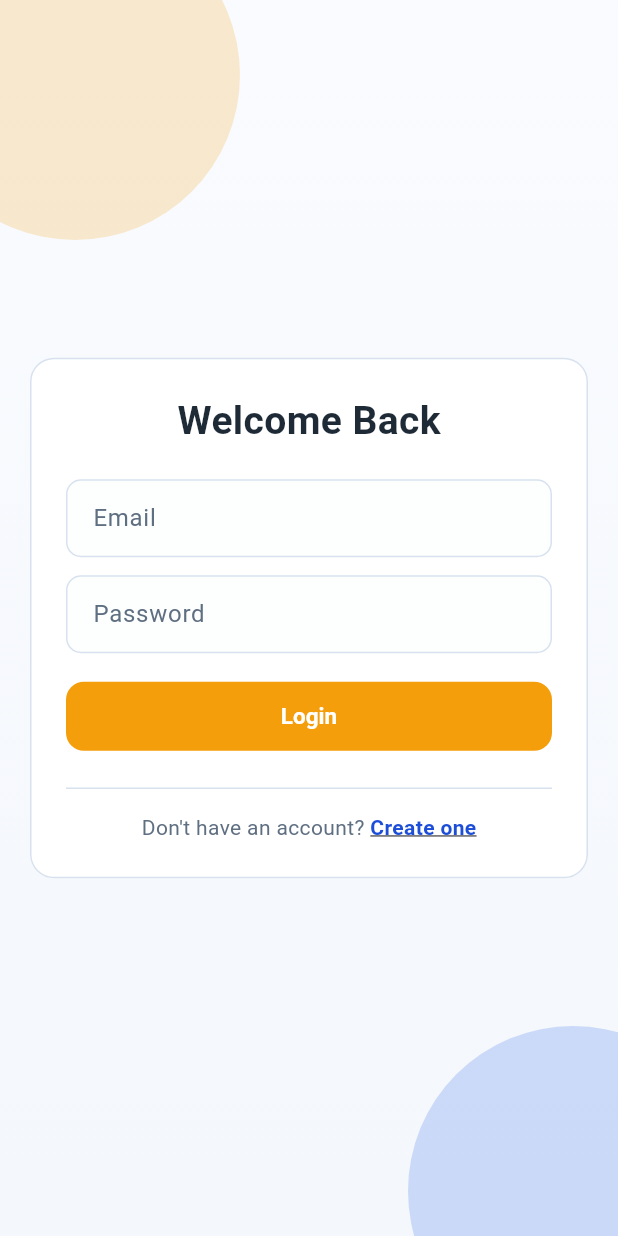
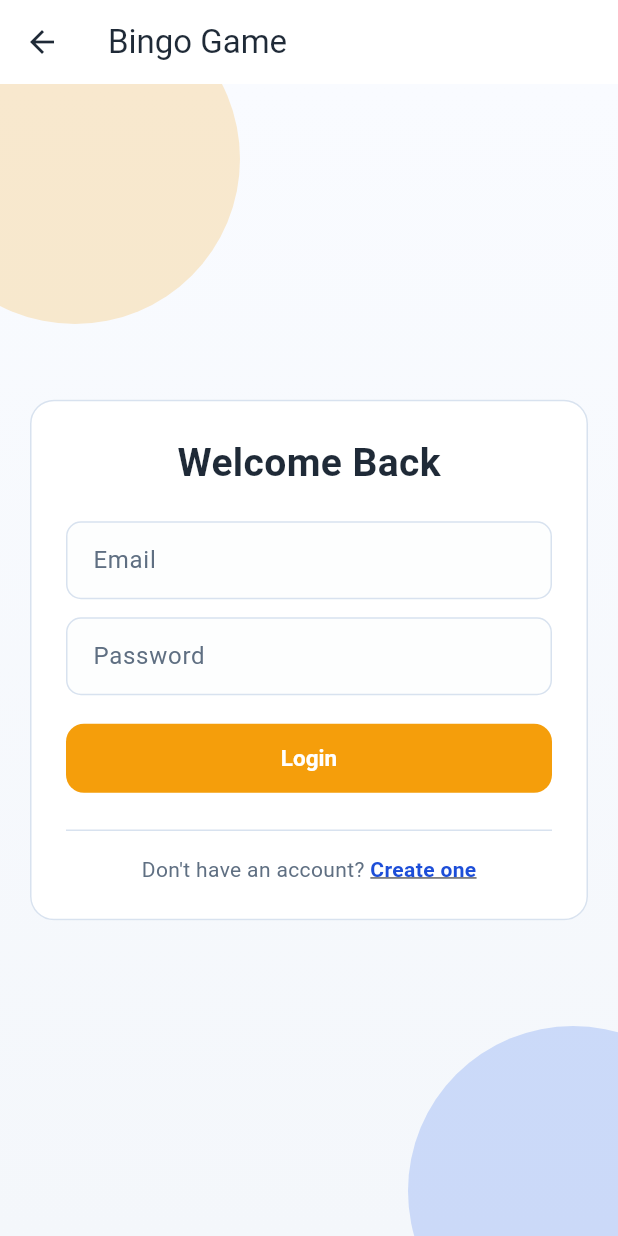
Before and after one commit to aj-aditya19/BingoGame, a Flutter app: the screen it shows after launch, after a tap on "Play with Friends", on a phone screen of 412 x 824 dp. Run offline on Flutter 3.47's test engine with Material 3 defaults, Android fonts, the light colour scheme and no system bars; our stand-ins replace shared_preferences, socket_io_client; network calls fail; Roboto replaces fonts that are missing (Segoe UI).

Commit message:
Complete app

```diff
--- a/app/lib/app.dart
+++ b/app/lib/app.dart
@@ -1,6 +1,6 @@
 import 'package:flutter/material.dart';
+import 'dart:convert';
 import 'theme/app_theme.dart';
-
 import 'pages/landing.dart';
 import 'pages/login.dart';
 import 'pages/register.dart';
@@ -12,8 +12,8 @@ import 'pages/lobby.dart';
 import 'pages/game.dart';
 import 'pages/result.dart';
 import 'pages/create_bot.dart';
-
 import 'services/socket_service.dart';
+import 'package:shared_preferences/shared_preferences.dart';
 
 class BingoApp extends StatelessWidget {
   const BingoApp({super.key});
@@ -36,28 +36,23 @@ class AppController extends StatefulWidget {
 }
 
 class _AppControllerState extends State<AppController> {
-  String page = "landing";
-
+  String page = "Landing";
   String? mode;
   String? playMode;
   String? roomId;
-
   dynamic gameGrid;
   dynamic botPlayer;
   dynamic botGrid;
   List players = [];
-
   String? winner;
   bool isDraw = false;
-
   String? initialTurnUserId;
-
   dynamic user;
 
+  //Socket use for avoiding login again and again
   @override
   void initState() {
     super.initState();
-
     SocketService.connect();
     loadUser();
     _setupSocket();
@@ -78,7 +73,26 @@ class _AppControllerState extends State<AppController> {
     });
   }
 
-  Future<void> loadUser() async {}
+  Future<void> loadUser() async {
+    final prefs = await SharedPreferences.getInstance();
+    final userString = prefs.getString("user");
+    if (userString != null) {
+      setState(() {
+        user = jsonDecode(userString);
+        // page = "home";
+      });
+    }
+  }
+
+  Future<void> saveUser(Map<String, dynamic> userData) async {
+    final prefs = await SharedPreferences.getInstance();
+    await prefs.setString("user", jsonEncode(userData));
+  }
+
+  Future<void> logoutUser() async {
+    final prefs = await SharedPreferences.getInstance();
+    await prefs.remove("user");
+  }
 
   void resetGame() {
     setState(() {
@@ -95,11 +109,12 @@ class _AppControllerState extends State<AppController> {
     });
   }
 
-  void handleLogout() {
+  Future<void> handleLogout() async {
+    await logoutUser();
     resetGame();
     setState(() {
       user = null;
-      page = "landing";
+      page = "Landing";
     });
   }
 
@@ -128,42 +143,77 @@ class _AppControllerState extends State<AppController> {
 
   void handlePlayWithFriends() {
     setState(() {
+      if (user != null) {
+        page = "home";
+      } else {
         page = "login";
+      }
     });
   }
 
   @override
   Widget build(BuildContext context) {
     switch (page) {
-      case "landing":
-        return LandingScreen(
+      case "Landing":
+        return Scaffold(
+          body: LandingScreen(
             onPlayWithBot: handlePlayWithBot,
             onPlayWithFriends: handlePlayWithFriends,
+          ),
         );
 
       case "login":
-        return LoginScreen(
-          onLogin: (userData) {
+        return Scaffold(
+          appBar: MyAppBar(
+            onBack: () {
+              setState(() {
+                page = "Landing";
+              });
+            },
+          ),
+          body: LoginScreen(
+            onLogin: (userData) async {
+              await saveUser(userData);
               setState(() {
                 user = userData;
                 page = "home";
               });
             },
             onRegister: () => setState(() => page = "register"),
+          ),
         );
 
       case "register":
-        return RegisterScreen(
-          onRegister: (userData) {
+        return Scaffold(
+          appBar: MyAppBar(
+            onBack: () {
+              setState(() {
+                page = "Landing";
+              });
+            },
+          ),
+          body: RegisterScreen(
+            onRegister: (userData) async {
+              await saveUser(userData);
               setState(() {
                 user = userData;
                 page = "home";
               });
             },
+          ),
         );
 
       case "home":
-        return GameHomeScreen(
+        return Scaffold(
+          appBar: MyAppBar(
+            onBack: () {
+              setState(() {
+                page = "Landing";
+              });
+            },
+            onLogout: handleLogout,
+          ),
+          body: GameHomeScreen(
             onCreateRoom: () {
               setState(() {
                 mode = "create";
@@ -179,11 +229,19 @@ class _AppControllerState extends State<AppController> {
               });
             },
             onPlayBot: handlePlayWithBot,
-          onLogout: handleLogout,
+          ),
         );
 
       case "grid":
-        return GridScreen(
+        return Scaffold(
+          appBar: MyAppBar(
+            onBack: () {
+              setState(() {
+                page = "home";
+              });
+            },
+          ),
+          body: GridScreen(
             onDone: (grid) {
               setState(() {
                 gameGrid = grid;
@@ -194,10 +252,19 @@ class _AppControllerState extends State<AppController> {
                 }
               });
             },
+          ),
         );
 
       case "bot-setup":
-        return CreateBotScreen(
+        return Scaffold(
+          appBar: MyAppBar(
+            onBack: () {
+              setState(() {
+                page = "home";
+              });
+            },
+          ),
+          body: CreateBotScreen(
             onBotReady: (bot, grid) {
               setState(() {
                 botPlayer = bot;
@@ -205,10 +272,19 @@ class _AppControllerState extends State<AppController> {
                 page = "game";
               });
             },
+          ),
         );
 
       case "create-room":
-        return CreateRoomScreen(
+        return Scaffold(
+          appBar: MyAppBar(
+            onBack: () {
+              setState(() {
+                page = "home";
+              });
+            },
+          ),
+          body: CreateRoomScreen(
             grid: gameGrid,
             user: user,
             onCreated: (id) {
@@ -217,10 +293,19 @@ class _AppControllerState extends State<AppController> {
                 page = "lobby";
               });
             },
+          ),
         );
 
       case "join-room":
-        return JoinRoomScreen(
+        return Scaffold(
+          appBar: MyAppBar(
+            onBack: () {
+              setState(() {
+                page = "home";
+              });
+            },
+          ),
+          body: JoinRoomScreen(
             grid: gameGrid,
             user: user,
             onJoined: (id) {
@@ -229,10 +314,19 @@ class _AppControllerState extends State<AppController> {
                 page = "lobby";
               });
             },
+          ),
         );
 
       case "lobby":
-        return LobbyScreen(
+        return Scaffold(
+          appBar: MyAppBar(
+            onBack: () {
+              setState(() {
+                page = "home";
+              });
+            },
+          ),
+          body: LobbyScreen(
             roomId: roomId ?? "",
             isHost: mode == "create",
             player1: players.isNotEmpty ? players[0] : null,
@@ -240,10 +334,19 @@ class _AppControllerState extends State<AppController> {
             onStartGame: () {
               SocketService.socket.emit("start-game", {"roomId": roomId});
             },
+          ),
         );
 
       case "game":
-        return GameScreen(
+        return Scaffold(
+          appBar: MyAppBar(
+            onBack: () {
+              setState(() {
+                page = "lobby";
+              });
+            },
+          ),
+          body: GameScreen(
             roomId: roomId ?? "",
             initialGrid: (gameGrid as List<List<Map<String, dynamic>>>),
             myUserId: user["_id"],
@@ -264,17 +367,57 @@ class _AppControllerState extends State<AppController> {
             botInitialGrid: botGrid != null
                 ? (botGrid as List<List<Map<String, dynamic>>>)
                 : null,
+          ),
         );
 
       case "result":
-        return ResultScreen(
+        return Scaffold(
+          appBar: MyAppBar(
+            onBack: () {
+              setState(() {
+                page = "home";
+              });
+            },
+          ),
+          body: ResultScreen(
             winner: winner,
             isDraw: isDraw,
             onPlayAgain: resetGame,
+          ),
         );
 
       default:
-        return const Scaffold(body: Center(child: Text("Unknown Page")));
+        return Scaffold(body: Center(child: Text("Unknown Page")));
     }
   }
 }
+
+class MyAppBar extends StatelessWidget implements PreferredSizeWidget {
+  final VoidCallback? onBack;
+  final VoidCallback? onLogout;
+
+  const MyAppBar({super.key, this.onBack, this.onLogout});
+
+  @override
+  Widget build(BuildContext context) {
+    return AppBar(
+      leading: onBack != null
+          ? IconButton(icon: const Icon(Icons.arrow_back), onPressed: onBack)
+          : null,
+      actions: onLogout != null
+          ? [
+              IconButton(
+                icon: const Icon(Icons.logout),
+                onPressed: onLogout,
+                tooltip: "Logout",
+              ),
+            ]
+          : null,
+      title: const Text("Bingo Game"),
+      centerTitle: false,
+    );
+  }
+
+  @override
+  Size get preferredSize => const Size.fromHeight(kToolbarHeight);
+}
--- a/app/lib/pages/landing.dart
+++ b/app/lib/pages/landing.dart
@@ -25,10 +25,10 @@ class LandingScreen extends StatelessWidget {
 
               const SizedBox(height: 20),
 
-              const Text(
+              Text(
                 "Play bingo with friends in a bright, animated game room.",
                 textAlign: TextAlign.center,
-                style: TextStyle(
+                style: const TextStyle(
                   fontSize: 30,
                   fontWeight: FontWeight.bold,
                   color: AppColors.text,
--- a/app/lib/pages/lobby.dart
+++ b/app/lib/pages/lobby.dart
@@ -25,6 +25,7 @@ class LobbyScreen extends StatelessWidget {
       appBar: AppBar(title: const Text("Game Lobby")),
       body: AppBackground(
         child: SafeArea(
+          child: Center(
             child: SingleChildScrollView(
               padding: const EdgeInsets.all(16),
               child: ConstrainedBox(
@@ -158,6 +159,7 @@ class LobbyScreen extends StatelessWidget {
             ),
           ),
         ),
+      ),
     );
   }
 
```
Also changed, not shown: app/lib/pages/game.dart (+7 -19 lines), app/lib/pages/game_home.dart (+0 -11 lines), app/lib/pages/grid.dart (+17 -4 lines), app/pubspec.yaml (+7 -0 lines), app/assets/bingogame_logo.png (added), app/pubspec.lock, 13 other files. Lines whose indentation alone changed are shown as unchanged.
